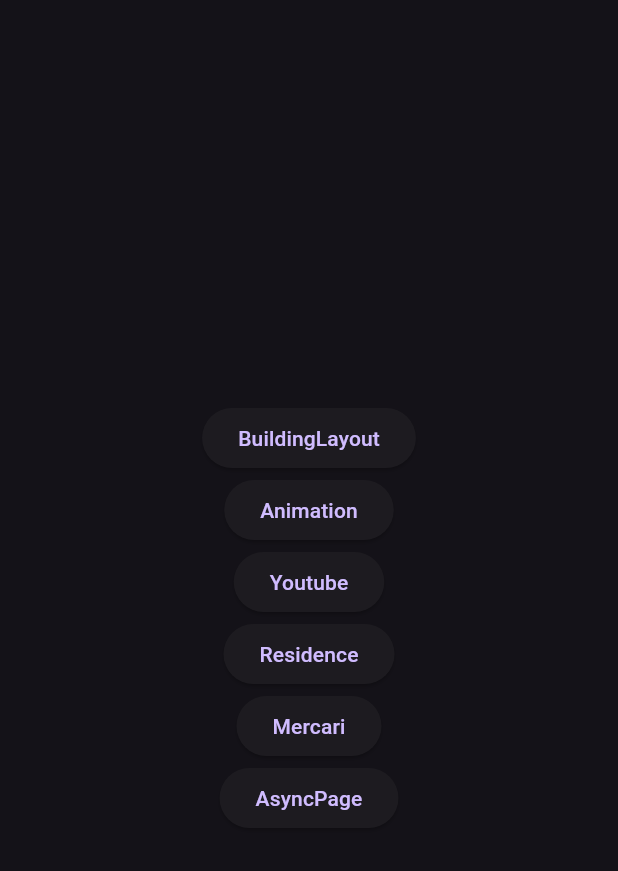
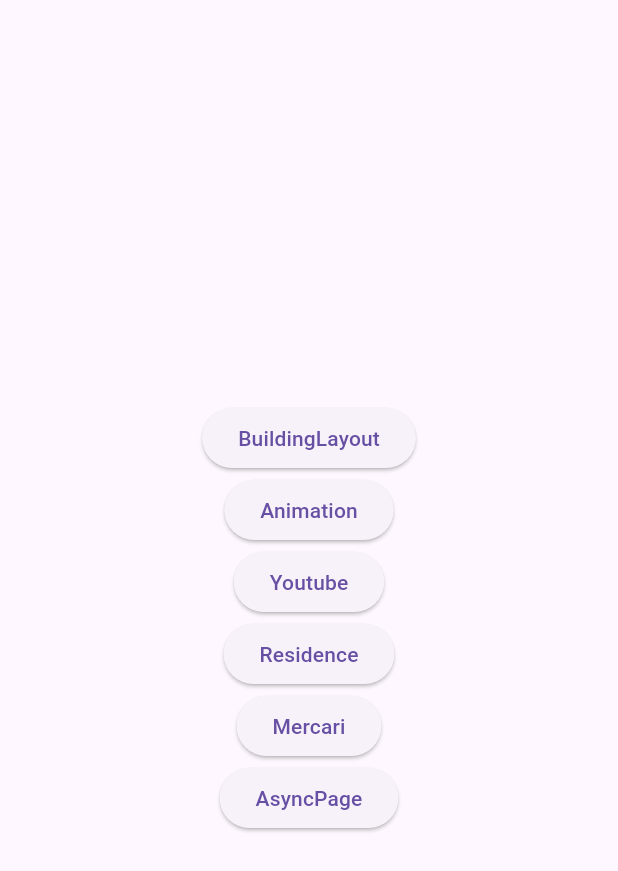
Before and after one commit to yosefstar/flutter-tutorial, a Flutter app: the screen it shows after launch, on a phone screen of 412 x 824 dp. Shown: the top 871 px of the screen. Run offline on Flutter 3.47's test engine with Material 3 defaults, Android fonts, the phone set to English and light mode, and no system bars; our stand-ins replace logger, shared_preferences.

```diff
--- a/lib/main.dart
+++ b/lib/main.dart
@@ -13,21 +13,8 @@
 
   @override
   Widget build(BuildContext context) {
-    return MaterialApp(
-      darkTheme: ThemeData(
-        appBarTheme: AppBarTheme(
-          backgroundColor: Colors.grey[900],
-          foregroundColor: Colors.white,
-        ),
-        bottomNavigationBarTheme: BottomNavigationBarThemeData(
-          backgroundColor: Colors.grey[900],
-          selectedItemColor: Colors.white,
-        ),
-        brightness: Brightness.dark,
-        primarySwatch: Colors.blueGrey,
-      ),
-      themeMode: ThemeMode.dark,
-      home: const IndexPage(),
+    return const MaterialApp(
+      home: IndexPage(),
     );
   }
 }
```
